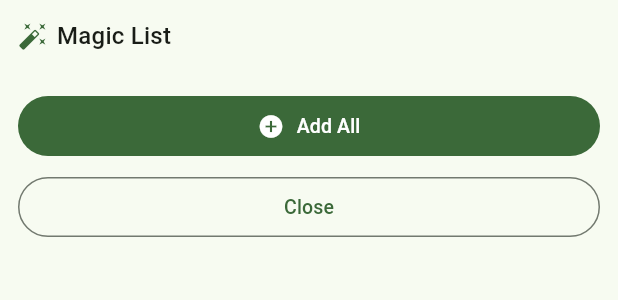
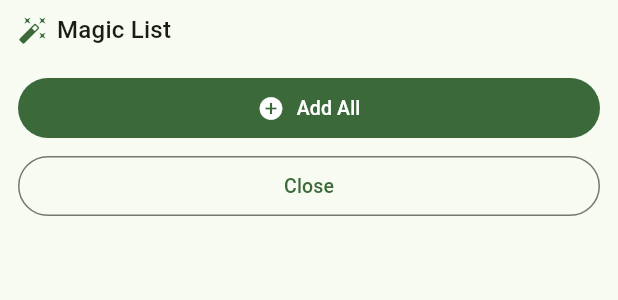
Before and after one commit to Ahmed-Estiak/note-app, a Flutter app: the MagicListSheet widget shown alone on an empty page, opened directly with empty values, on a phone screen of 412 x 824 dp. Shown: the top 300 px of the screen. Run offline on Flutter 3.47's test engine with Material 3 defaults, Android fonts, the phone set to English and light mode, and no system bars; our stand-ins replace shared_preferences; accounts and stored records are empty.

Commit message:
enhance layout consistency and improve visual appeal. Adjustments made in ListsPage, ListSelector, and MagicListSheet for better spacing and user experience.

```diff
--- a/lib/pages/lists_page.dart
+++ b/lib/pages/lists_page.dart
@@ -241,7 +241,7 @@ class _ListsPageState extends State<ListsPage> {
 
           // Action buttons
           Container(
-            padding: const EdgeInsets.symmetric(horizontal: 12, vertical: 8),
+            padding: const EdgeInsets.symmetric(horizontal: 12, vertical: 5),
             decoration: BoxDecoration(
               color: Theme.of(context).colorScheme.surface,
               boxShadow: [
@@ -260,7 +260,7 @@ class _ListsPageState extends State<ListsPage> {
                     icon: const Icon(Icons.auto_fix_high, size: 18),
                     label: const Text('Magic List', style: TextStyle(fontSize: 13)),
                     style: OutlinedButton.styleFrom(
-                      padding: const EdgeInsets.symmetric(vertical: 10),
+                      padding: const EdgeInsets.symmetric(vertical: 6),
                     ),
                   ),
                 ),
@@ -273,7 +273,7 @@ class _ListsPageState extends State<ListsPage> {
                     icon: const Icon(Icons.check_circle_outline, size: 18),
                     label: const Text('Complete Trip', style: TextStyle(fontSize: 13)),
                     style: FilledButton.styleFrom(
-                      padding: const EdgeInsets.symmetric(vertical: 10),
+                      padding: const EdgeInsets.symmetric(vertical: 6),
                     ),
                   ),
                 ),
--- a/lib/widgets/list_selector.dart
+++ b/lib/widgets/list_selector.dart
@@ -12,9 +12,9 @@ class ListSelector extends StatelessWidget {
     final selectedList = provider.selectedList;
 
     return Card(
-      margin: const EdgeInsets.symmetric(horizontal: 12, vertical: 6),
+      margin: const EdgeInsets.symmetric(horizontal: 12, vertical: 3),
       child: Padding(
-        padding: const EdgeInsets.symmetric(horizontal: 12, vertical: 6),
+        padding: const EdgeInsets.symmetric(horizontal: 12, vertical: 3),
         child: Row(
           children: [
             const Icon(Icons.list_alt, size: 18),
--- a/lib/widgets/magic_list_sheet.dart
+++ b/lib/widgets/magic_list_sheet.dart
@@ -164,8 +164,8 @@ class _MagicListSheetState extends State<MagicListSheet> {
 
     return Container(
       padding: EdgeInsets.only(
-        bottom: MediaQuery.of(context).viewInsets.bottom + 12,
-        top: 12,
+        bottom: MediaQuery.of(context).viewInsets.bottom + 8,
+        top: 8,
         left: 12,
         right: 12,
       ),
@@ -188,7 +188,7 @@ class _MagicListSheetState extends State<MagicListSheet> {
               ),
             ],
           ),
-          const SizedBox(height: 12),
+          const SizedBox(height: 8),
 
           // Dynamic editable boxes (only show available suggestions)
           ...List.generate(_controllers.length, (index) {
@@ -197,9 +197,9 @@ class _MagicListSheetState extends State<MagicListSheet> {
             }
 
             return Card(
-              margin: const EdgeInsets.only(bottom: 6),
+              margin: const EdgeInsets.only(bottom: 4),
               child: Padding(
-                padding: const EdgeInsets.symmetric(horizontal: 8, vertical: 2),
+                padding: const EdgeInsets.symmetric(horizontal: 8, vertical: 1),
                 child: Row(
                   children: [
                     Expanded(
@@ -234,7 +234,7 @@ class _MagicListSheetState extends State<MagicListSheet> {
             );
           }),
 
-          const SizedBox(height: 12),
+          const SizedBox(height: 8),
 
           // Add All button
           FilledButton.icon(
@@ -242,22 +242,22 @@ class _MagicListSheetState extends State<MagicListSheet> {
             icon: const Icon(Icons.add_circle, size: 18),
             label: const Text('Add All', style: TextStyle(fontSize: 13)),
             style: FilledButton.styleFrom(
-              padding: const EdgeInsets.symmetric(vertical: 10),
+              padding: const EdgeInsets.symmetric(vertical: 6),
             ),
           ),
 
-          const SizedBox(height: 6),
+          const SizedBox(height: 4),
 
           // Close button
           OutlinedButton(
             onPressed: () => Navigator.pop(context),
             style: OutlinedButton.styleFrom(
-              padding: const EdgeInsets.symmetric(vertical: 10),
+              padding: const EdgeInsets.symmetric(vertical: 6),
             ),
             child: const Text('Close', style: TextStyle(fontSize: 13)),
           ),
 
-          const SizedBox(height: 12),
+          const SizedBox(height: 8),
         ],
       ),
     );
```
